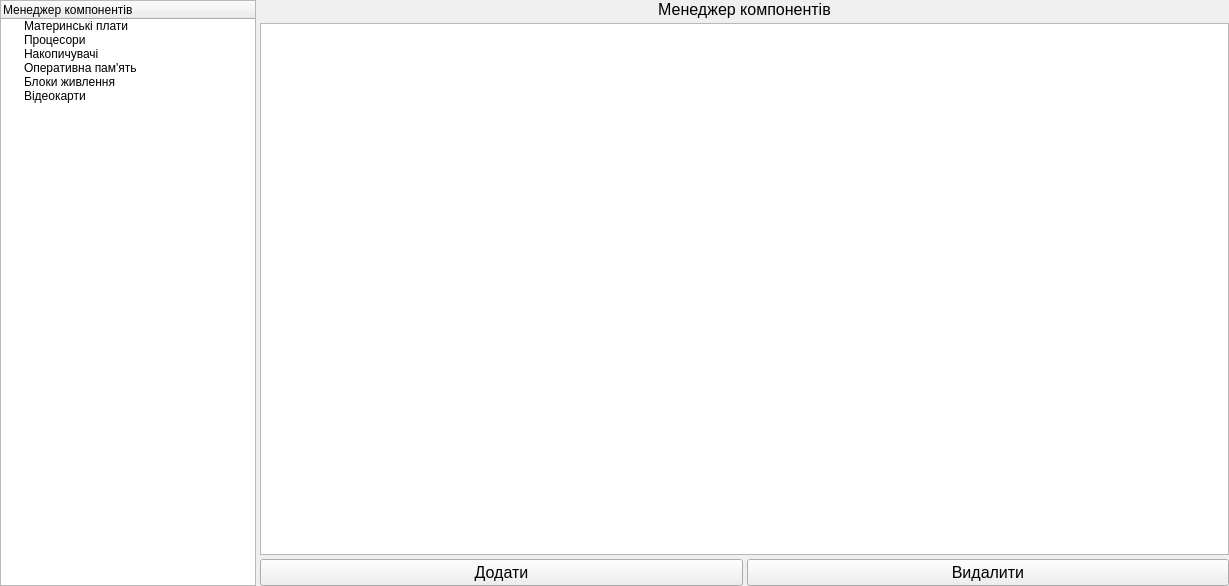
doliinyk/PC-Constructor, file src/componentsmanager.ui: the form before one commit.
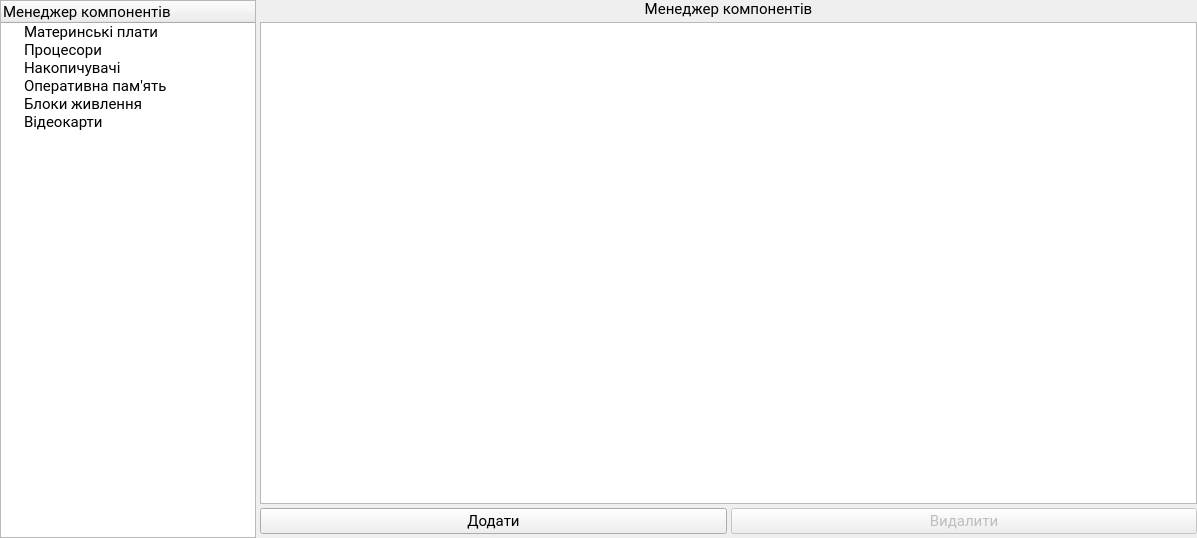
The form after the commit.

The edit to the form file:
```diff
--- a/src/componentsmanager.ui
+++ b/src/componentsmanager.ui
@@ -6,8 +6,8 @@
    <rect>
     <x>0</x>
     <y>0</y>
-    <width>1229</width>
-    <height>586</height>
+    <width>1197</width>
+    <height>538</height>
    </rect>
   </property>
   <property name="windowTitle">
@@ -28,17 +28,31 @@
    </property>
    <item>
     <layout class="QGridLayout" name="gridLayout" columnstretch="0,1">
+     <property name="topMargin">
+      <number>0</number>
+     </property>
+     <property name="bottomMargin">
+      <number>0</number>
+     </property>
      <property name="spacing">
       <number>4</number>
      </property>
      <item row="1" column="1">
-      <widget class="QTableView" name="tableView"/>
+      <widget class="QTableView" name="tableView">
+       <property name="font">
+        <font>
+         <family>Roboto</family>
+         <pointsize>11</pointsize>
+        </font>
+       </property>
+      </widget>
      </item>
      <item row="0" column="1">
       <widget class="QLabel" name="label">
        <property name="font">
         <font>
-         <pointsize>12</pointsize>
+         <family>Roboto</family>
+         <pointsize>11</pointsize>
         </font>
        </property>
        <property name="text">
@@ -54,11 +68,18 @@
        <property name="spacing">
         <number>4</number>
        </property>
+       <property name="bottomMargin">
+        <number>4</number>
+       </property>
        <item>
         <widget class="QPushButton" name="addComponentButton">
+         <property name="enabled">
+          <bool>true</bool>
+         </property>
          <property name="font">
           <font>
-           <pointsize>12</pointsize>
+           <family>Roboto</family>
+           <pointsize>11</pointsize>
           </font>
          </property>
          <property name="text">
@@ -68,9 +89,13 @@
        </item>
        <item>
         <widget class="QPushButton" name="deleteComponentButton">
+         <property name="enabled">
+          <bool>false</bool>
+         </property>
          <property name="font">
           <font>
-           <pointsize>12</pointsize>
+           <family>Roboto</family>
+           <pointsize>11</pointsize>
           </font>
          </property>
          <property name="text">
@@ -82,6 +107,42 @@
      </item>
      <item row="0" column="0" rowspan="3">
       <widget class="QTreeWidget" name="treeWidget">
+       <property name="font">
+        <font>
+         <family>Roboto</family>
+         <pointsize>11</pointsize>
+        </font>
+       </property>
+       <property name="layoutDirection">
+        <enum>Qt::LeftToRight</enum>
+       </property>
+       <property name="textElideMode">
+        <enum>Qt::ElideRight</enum>
+       </property>
+       <property name="autoExpandDelay">
+        <number>-1</number>
+       </property>
+       <property name="indentation">
+        <number>20</number>
+       </property>
+       <property name="itemsExpandable">
+        <bool>true</bool>
+       </property>
+       <property name="sortingEnabled">
+        <bool>false</bool>
+       </property>
+       <property name="animated">
+        <bool>false</bool>
+       </property>
+       <property name="expandsOnDoubleClick">
+        <bool>false</bool>
+       </property>
+       <attribute name="headerCascadingSectionResizes">
+        <bool>true</bool>
+       </attribute>
+       <attribute name="headerHighlightSections">
+        <bool>false</bool>
+       </attribute>
        <column>
         <property name="text">
          <string>Менеджер компонентів</string>
```
Left out of the diff: 2 changed lines with no effect on the pictures.
